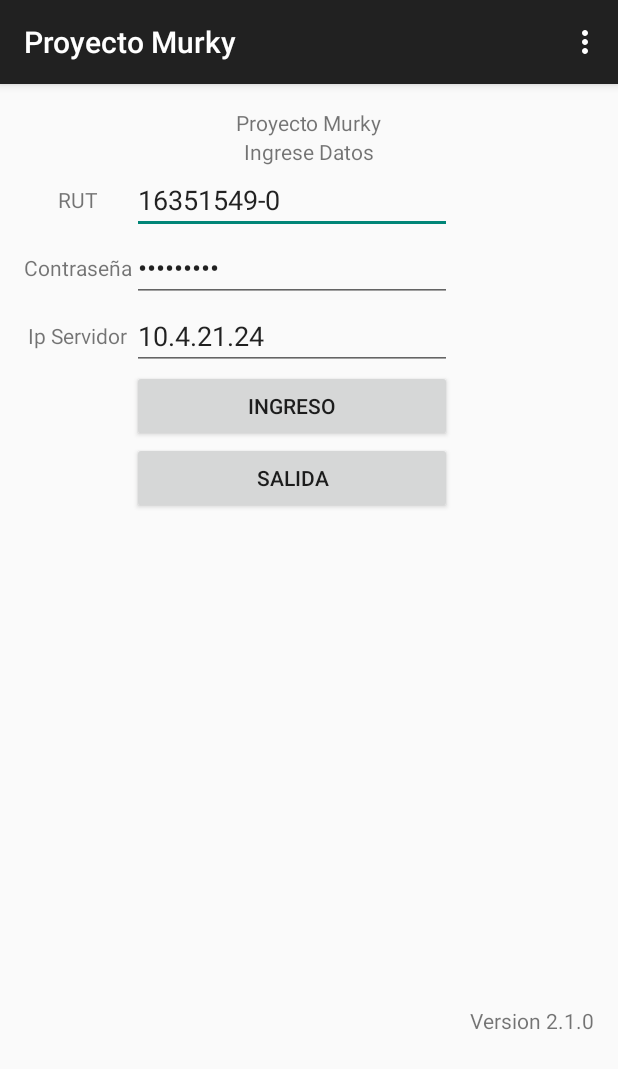
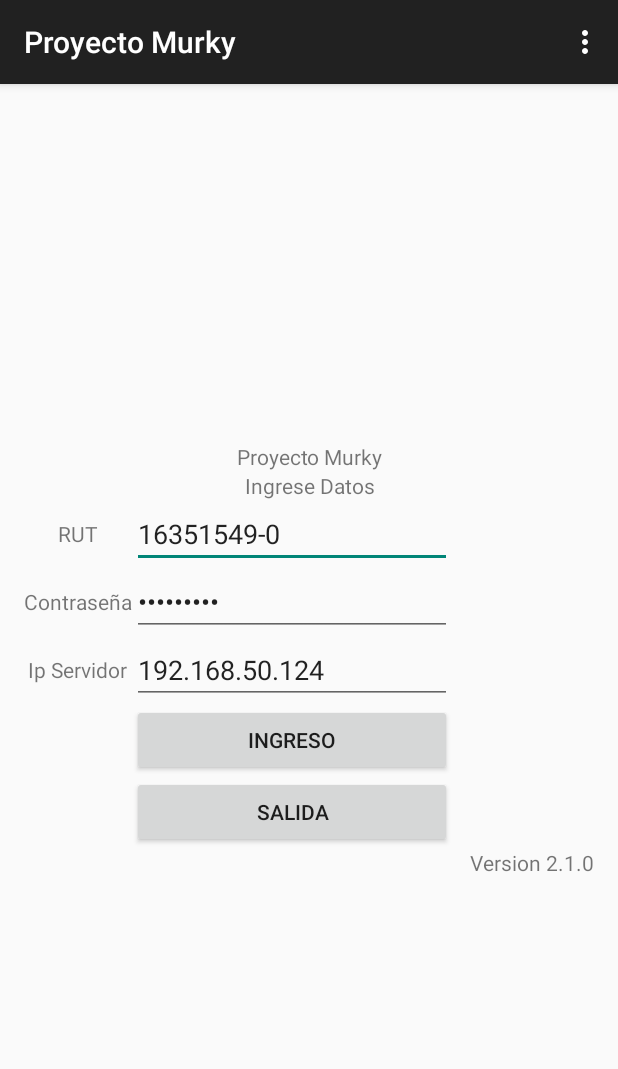
Before and after one commit to gustavovegadroguett/TesisGjg, an Android app: the screen it shows after launch (MainActivity), on a phone screen of 412 x 824 dp. Shown: the top 1069 px of the screen. Run offline under Robolectric (Android 15) with nearby library versions, the light colour scheme and no system bars; libraries missing offline, so code that uses them is left out: com.loopj.android, cz.msebera.android.

Commit message:
Agregado boton de confirmar

```diff
--- a/app/src/main/java/com/example/gustavovega/tesisgjg/ListadoProducto.java
+++ b/app/src/main/java/com/example/gustavovega/tesisgjg/ListadoProducto.java
@@ -58,8 +58,8 @@ public class ListadoProducto extends ActionBarActivity {
         carrito=(ListView)findViewById(R.id.carritolista);
         carrito.setAdapter(adaptadorsecundario);
         adaptadorsecundario.clear();
-        listado.setOnItemClickListener(new AdapterView.OnItemClickListener() {//al seleccionar un item, se abre nueva actividad
-            @Override
+        listado.setOnItemClickListener(new AdapterView.OnItemClickListener() {//se agrega un listener para los items del listado
+
             public void onItemClick(AdapterView<?> parent, View view, int position, long id) {
                 Intent i = new Intent(view.getContext(), Cuantos.class);
                 valores = separar(parent, position);
@@ -212,7 +212,7 @@ public class ListadoProducto extends ActionBarActivity {
     }//se carga la lista de productos
 
     public String[] separar(AdapterView  vista,int lugar){ //se separan los valores por los espacios encontrados, cada uno en una posición diferente
-        String[] valores= new String[4];
+        String[] valores;
         String valor;
         valor = (String)vista.getItemAtPosition(lugar);
         valores=valor.split(" ");
--- a/app/src/main/res/layout/activity_listado_producto.xml
+++ b/app/src/main/res/layout/activity_listado_producto.xml
@@ -29,7 +29,7 @@
 
             <ListView
                 android:layout_width="330dp"
-                android:layout_height="181dp"
+                android:layout_height="207dp"
                 android:id="@+id/listadoPrincipal" />
 
         </TableLayout>
@@ -45,15 +45,21 @@
 
         <ListView
             android:layout_width="wrap_content"
-            android:layout_height="wrap_content"
+            android:layout_height="167dp"
             android:id="@+id/carritolista" />
 
         <TextView
             android:layout_width="match_parent"
-            android:layout_height="13dp"
+            android:layout_height="wrap_content"
             android:id="@+id/total"
             android:layout_gravity="right"
             android:gravity="bottom|right" />
 
+        <Button
+            android:layout_width="wrap_content"
+            android:layout_height="wrap_content"
+            android:text="CONFIRMAR"
+            android:id="@+id/button" />
+
     </LinearLayout>
 </RelativeLayout>
--- a/app/src/main/res/layout/activity_main.xml
+++ b/app/src/main/res/layout/activity_main.xml
@@ -11,32 +11,39 @@
         android:orientation="vertical"
         android:layout_width="match_parent"
         android:layout_height="match_parent"
-        android:weightSum="1">
+        android:weightSum="1"
+        android:foregroundGravity="center_vertical|center_horizontal"
+        android:gravity="center_vertical|center_horizontal"
+        android:layout_centerInParent="true">
 
-        <TextView android:text="@string/app_name" android:layout_width="wrap_content"
+        <TextView android:text="@string/app_name" android:layout_width="match_parent"
             android:layout_height="wrap_content"
             android:id="@+id/TituloInicial"
-            android:layout_gravity="center" />
+            android:layout_gravity="center"
+            android:gravity="center" />
 
         <TextView
-            android:layout_width="wrap_content"
+            android:layout_width="match_parent"
             android:layout_height="wrap_content"
             android:text="Ingrese Datos"
             android:id="@+id/TituloIngreseDatos"
-            android:layout_gravity="center" />
+            android:layout_gravity="center"
+            android:gravity="center" />
 
         <TableLayout
             android:layout_width="match_parent"
-            android:layout_height="285dp"
-            android:layout_weight="0.70">
+            android:layout_height="wrap_content"
+            android:layout_gravity="center"
+            android:gravity="fill_horizontal">
 
             <TableRow
                 android:layout_width="match_parent"
-                android:layout_height="match_parent"
-                android:layout_gravity="center_horizontal">
+                android:layout_height="wrap_content"
+                android:foregroundGravity="center_vertical|center_horizontal">
+
 
                 <TextView
-                    android:layout_width="wrap_content"
+                    android:layout_width="match_parent"
                     android:layout_height="wrap_content"
                     android:text="RUT"
                     android:id="@+id/TextRut"
@@ -44,7 +51,7 @@
                     android:layout_gravity="center" />
 
                 <EditText
-                    android:layout_width="wrap_content"
+                    android:layout_width="match_parent"
                     android:layout_height="wrap_content"
                     android:id="@+id/user"
                     android:layout_column="2"
@@ -55,11 +62,10 @@
 
             <TableRow
                 android:layout_width="match_parent"
-                android:layout_height="match_parent"
-                android:layout_gravity="center_horizontal">
+                android:layout_height="wrap_content">
 
                 <TextView
-                    android:layout_width="wrap_content"
+                    android:layout_width="match_parent"
                     android:layout_height="wrap_content"
                     android:text="Contraseña"
                     android:id="@+id/TextPass"
@@ -67,7 +73,7 @@
                     android:layout_gravity="center" />
 
                 <EditText
-                    android:layout_width="wrap_content"
+                    android:layout_width="match_parent"
                     android:layout_height="wrap_content"
                     android:inputType="textPassword"
                     android:ems="10"
@@ -78,11 +84,11 @@
 
             <TableRow
                 android:layout_width="match_parent"
-                android:layout_height="match_parent"
-                android:layout_gravity="center_horizontal">
+                android:layout_height="wrap_content"
+                android:foregroundGravity="center_vertical|center_horizontal">
 
                 <TextView
-                    android:layout_width="wrap_content"
+                    android:layout_width="match_parent"
                     android:layout_height="wrap_content"
                     android:text="Ip Servidor"
                     android:id="@+id/TextServer"
@@ -90,18 +96,18 @@
                     android:layout_gravity="center" />
 
                 <EditText
-                    android:layout_width="wrap_content"
+                    android:layout_width="match_parent"
                     android:layout_height="wrap_content"
                     android:id="@+id/server"
                     android:layout_column="2"
-                    android:text="@string/IpInacap" />
+                    android:text="@string/IpLirima" />
 
             </TableRow>
 
             <TableRow
                 android:layout_width="match_parent"
-                android:layout_height="match_parent"
-                android:layout_gravity="center_horizontal">
+                android:layout_height="wrap_content"
+                android:foregroundGravity="center_vertical|center_horizontal">
 
                 <Button
                     android:layout_width="wrap_content"
@@ -114,8 +120,7 @@
 
             <TableRow
                 android:layout_width="match_parent"
-                android:layout_height="match_parent"
-                android:layout_gravity="center_horizontal">
+                android:layout_height="wrap_content">
 
                 <Button
                     android:layout_width="wrap_content"
```
